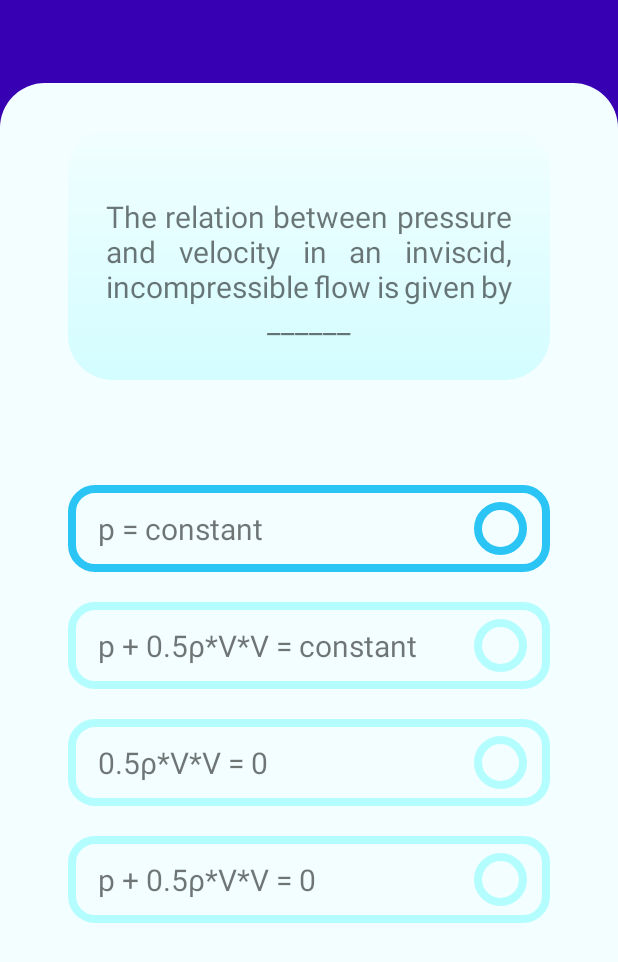
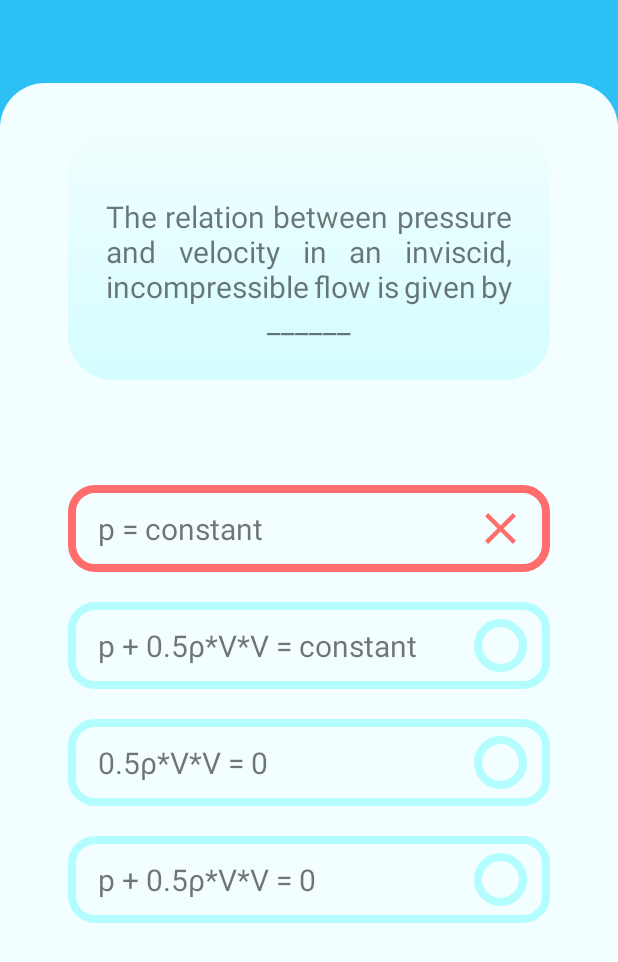
Before and after one commit to Aman1124/Virtual-Fluids-Lab, an Android app: the MCQs screen opened directly, with no data from a screen before it, after a tap on "p = constant", on a phone screen of 412 x 824 dp. Shown: the top 962 px of the screen. Run offline under Robolectric (Android 15) with nearby library versions, the phone set to English and light mode, and no system bars.

Commit message:
Minor UI changes in MCQs activity

```diff
--- a/app/src/main/java/com/example/virtualfluidlab/MCQs.java
+++ b/app/src/main/java/com/example/virtualfluidlab/MCQs.java
@@ -18,29 +18,24 @@ public class MCQs extends AppCompatActivity {
     TextView option1, option2, option3, option4;
     ImageView circle1, circle2, circle3, circle4;
     ImageView[] circles;
+    TextView[] optionsText;
 
-    boolean a = true;
 
     String question = "The relation between pressure and velocity in an inviscid, incompressible flow is given by ______";
-    String optionA = "p = constant";
-    String optionB = "p + 0.5ρ*V*V = constant";
-    String optionC = "0.5ρ*V*V = 0";
-    String optionD = "p + 0.5ρ*V*V = 0";
+    String[] options = new String[]{"p = constant", "p + 0.5ρ*V*V = constant", "0.5ρ*V*V = 0", "p + 0.5ρ*V*V = 0"};
 
     public void changeColor(View view){
         TextView textView = (TextView) view;
         int x = Integer.parseInt((String) view.getTag());
-        if(a) {
+        if(x == 2) {
             System.out.println("BLUE");
-            circles[x-1].setBackgroundResource(R.drawable.circle_stroke_blue);
+            circles[x-1].setBackgroundResource(R.drawable.blue_tick);
             textView.setBackgroundResource(R.drawable.rounded_rectangle_stroke_blue);
-            a = false;
         }
         else {
             System.out.println("RED");
-            circles[x-1].setBackgroundResource(R.drawable.circle_stroke_red);
+            circles[x-1].setBackgroundResource(R.drawable.cross_red_ring);
             textView.setBackgroundResource(R.drawable.rounded_rectangle_stroke_red);
-            a = true;
         }
     }
 
@@ -59,10 +54,12 @@ public class MCQs extends AppCompatActivity {
         option3 = findViewById(R.id.option3);
         option4 = findViewById(R.id.option4);
 
-        option1.setText(optionA);
-        option2.setText(optionB);
-        option3.setText(optionC);
-        option4.setText(optionD);
+        optionsText = new TextView[]{option1, option2, option3, option4};
+
+        optionsText[0].setText(options[0]);
+        optionsText[1].setText(options[1]);
+        optionsText[2].setText(options[2]);
+        optionsText[3].setText(options[3]);
 
         circle1 = findViewById(R.id.circle1);
         circle2 = findViewById(R.id.circle2);
@@ -70,6 +67,5 @@ public class MCQs extends AppCompatActivity {
         circle4 = findViewById(R.id.circle4);
 
         circles = new ImageView[]{circle1, circle2, circle3, circle4};
-
     }
 }
--- /dev/null
+++ b/app/src/main/res/drawable/blue_tick.xml
@@ -0,0 +1,17 @@
+<?xml version="1.0" encoding="utf-8"?>
+<vector xmlns:android="http://schemas.android.com/apk/res/android"
+    android:height="45dp"
+    android:viewportHeight="50"
+    android:viewportWidth="50"
+    android:width="45dp">
+    <path android:fillColor="#f2feff" android:fillType="evenOdd"
+        android:pathData="M23.5,25m-21,0a22.5,22.5 0,1 1,45 0a22.5,22.5 0,1 1,-45 0"
+        android:strokeColor="#2ac4f5" android:strokeWidth="5"/>
+    <path android:fillColor="#2ac4f5" android:fillType="nonZero"
+        android:pathData="M23.7692,33.1334C22.5904,34.2889 20.6777,34.2889 19.4994,33.1334L12.8841,
+        26.6492C11.7053,25.4943 11.7053,23.6195 12.8841,22.4646C14.0623,21.3092 15.975,21.3092 17.1538,
+        22.4646L19.0952,24.3274C21.3928,26.6185 21.8758,26.6185 22.1739,26.3274L30.8462,17.8666C34.0244,
+        14.7111 35.9371,14.7111 37.1159,15.8666C37.682,16.4214 38,17.1742 38,17.9589C38,18.7435 37.682,
+        19.4963 37.1159,20.0511L21.7692,35.1334Z"
+        android:strokeColor="#00000000" android:strokeWidth="1"/>
+</vector>
--- /dev/null
+++ b/app/src/main/res/drawable/blue_tick_ring.xml
@@ -0,0 +1,5 @@
+<vector android:height="24dp" android:tint="#2AC4F5"
+    android:viewportHeight="24" android:viewportWidth="24"
+    android:width="24dp" xmlns:android="http://schemas.android.com/apk/res/android">
+    <path android:fillColor="@android:color/white" android:pathData="M16.59,7.58L10,14.17l-3.59,-3.58L5,12l5,5 8,-8zM12,2C6.48,2 2,6.48 2,12s4.48,10 10,10 10,-4.48 10,-10S17.52,2 12,2zM12,20c-4.42,0 -8,-3.58 -8,-8s3.58,-8 8,-8 8,3.58 8,8 -3.58,8 -8,8z"/>
+</vector>
--- a/app/src/main/res/drawable/circle_stroke_red.xml
+++ /dev/null
@@ -1,20 +0,0 @@
-<?xml version="1.0" encoding="utf-8"?>
-<layer-list xmlns:android="http://schemas.android.com/apk/res/android">
-    <item
-        android:top="4dp"
-        android:right="4dp"
-        android:bottom="4dp"
-        android:left="4dp">
-        <shape
-            android:shape="oval">
-            <solid android:color="#f2feff" />
-        </shape>
-    </item>
-    <item>
-        <shape
-            android:shape="oval">
-            <stroke android:width="5dp"
-                android:color="#ff6d6d"/>
-        </shape>
-    </item>
-</layer-list>
--- /dev/null
+++ b/app/src/main/res/drawable/cross_red_ring.xml
@@ -0,0 +1,5 @@
+<vector android:height="24dp" android:tint="#FF6D6D"
+    android:viewportHeight="24" android:viewportWidth="24"
+    android:width="24dp" xmlns:android="http://schemas.android.com/apk/res/android">
+    <path android:fillColor="@android:color/white" android:pathData="M19,6.41L17.59,5 12,10.59 6.41,5 5,6.41 10.59,12 5,17.59 6.41,19 12,13.41 17.59,19 19,17.59 13.41,12z"/>
+</vector>
--- /dev/null
+++ b/app/src/main/res/drawable/red_cross.xml
@@ -0,0 +1,17 @@
+<?xml version="1.0" encoding="utf-8"?>
+<vector xmlns:android="http://schemas.android.com/apk/res/android"
+    android:height="45dp"
+    android:viewportHeight="50"
+    android:viewportWidth="50"
+    android:width="45dp">
+    <path android:fillColor="#f2feff" android:fillType="evenOdd"
+        android:pathData="M23.5,25m-21,0a22.5,22.5 0,1 1,45 0a22.5,22.5 0,1 1,-45 0"
+        android:strokeColor="#ff6d6d" android:strokeWidth="5"/>
+    <path android:fillColor="#ff6d6d" android:fillType="nonZero"
+        android:pathData="M23.7692,33.1334C22.5904,34.2889 20.6777,34.2889 19.4994,33.1334L12.8841,
+        26.6492C11.7053,25.4943 11.7053,23.6195 12.8841,22.4646C14.0623,21.3092 15.975,21.3092 17.1538,
+        22.4646L19.0952,24.3274C21.3928,26.6185 21.8758,26.6185 22.1739,26.3274L30.8462,17.8666C34.0244,
+        14.7111 35.9371,14.7111 37.1159,15.8666C37.682,16.4214 38,17.1742 38,17.9589C38,18.7435 37.682,
+        19.4963 37.1159,20.0511L21.7692,35.1334Z"
+        android:strokeColor="#00000000" android:strokeWidth="1"/>
+</vector>
--- a/app/src/main/res/values/colors.xml
+++ b/app/src/main/res/values/colors.xml
@@ -1,6 +1,6 @@
 <?xml version="1.0" encoding="utf-8"?>
 <resources>
-    <color name="colorPrimary">#6200EE</color>
-    <color name="colorPrimaryDark">#3700B3</color>
-    <color name="colorAccent">#03DAC5</color>
+    <color name="colorPrimary">#2ac4f5</color>
+    <color name="colorPrimaryDark">#2cc0f4</color>
+    <color name="colorAccent">#2ac4f5</color>
 </resources>
```
